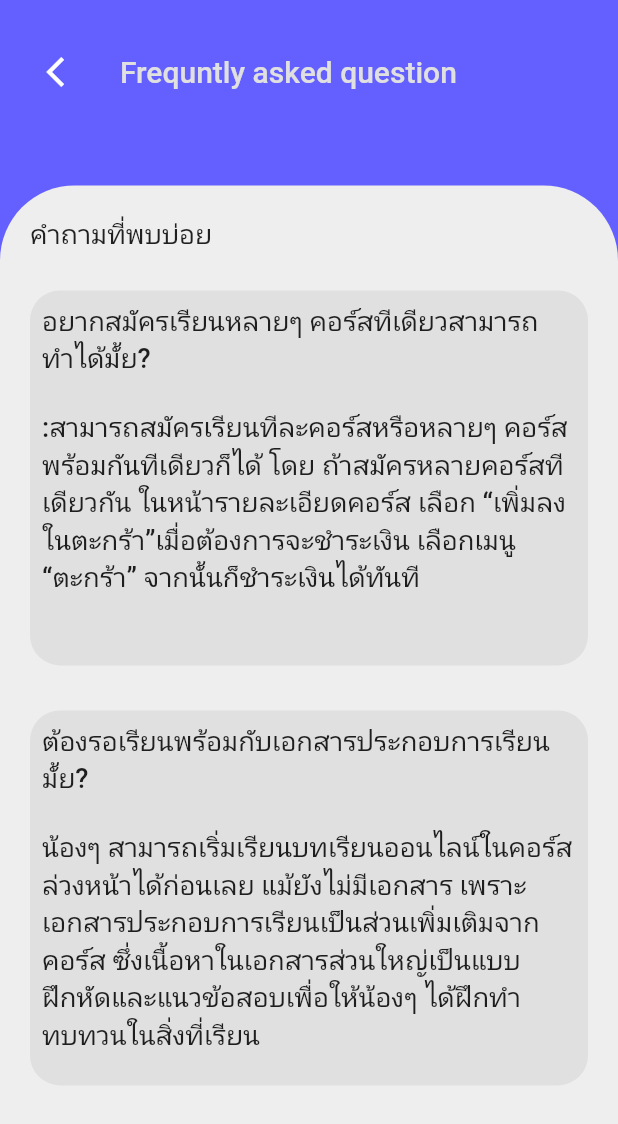
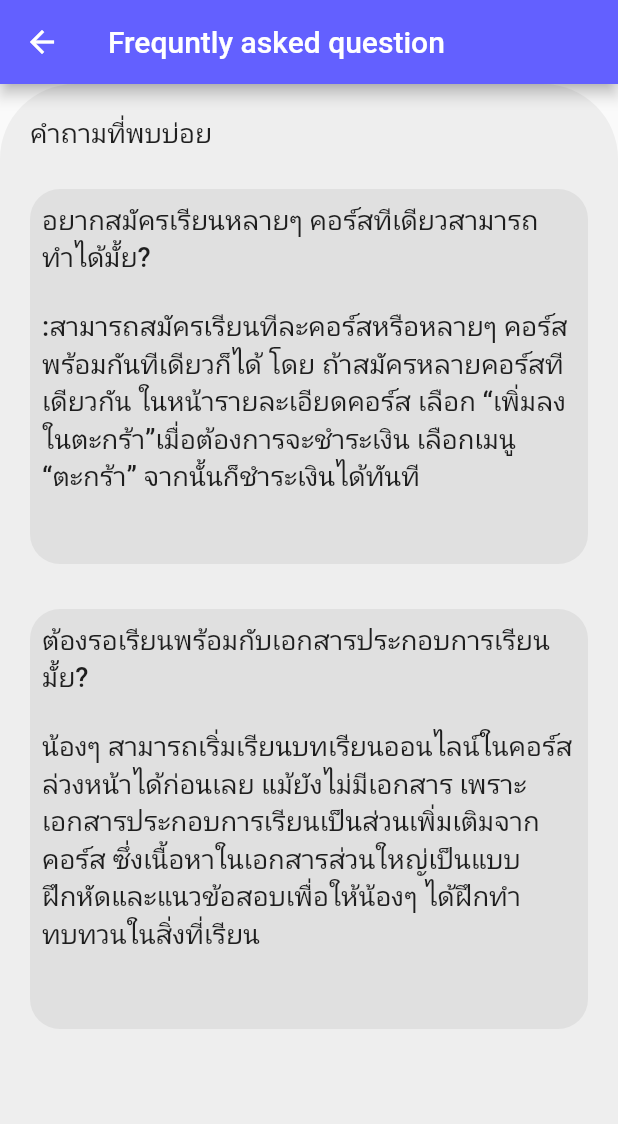
Before and after one commit to noymak/Luk-To-Learn, a Flutter app: the Question screen opened directly, on a phone screen of 412 x 824 dp. Shown: the top 1124 px of the screen. Run offline on Flutter 3.47's test engine with Material 2 defaults, Android fonts, the phone set to English and light mode, and no system bars; our stand-ins replace chewie, cloud_firestore, dropdown_search, file_picker, firebase_auth, firebase_core and 8 more; missing offline and left inert: dart:ffi, flutter_credit_card_new, flutter_stripe, splash_screen_view; accounts and stored records are empty; network calls fail; Roboto replaces fonts that are missing (Kanit); statements that could not run were skipped.

Commit message:
no message

```diff
--- a/project-main/lib/Screens/user_screen/login/forgotpass.dart
+++ b/project-main/lib/Screens/user_screen/login/forgotpass.dart
@@ -41,7 +41,7 @@ class ForgotPass extends StatelessWidget {
                               children: [
                                 GestureDetector(
                                     onTap: () {
-                                      Navigator.pushNamed(context, '/route');
+                                      Navigator.pushNamed(context, '/welcome_screen');
                                     },
                                     child: Icon(Icons.arrow_back_ios)),
                                 Text(
@@ -78,7 +78,7 @@ class ForgotPass extends StatelessWidget {
                                   _authController.forgotEmailController.text
                                       .trim(),
                                   context);
-                              // Get.snackbar('แจ้งเตือน', 'โปรดเช็ก E-mail');
+                              Get.snackbar('แจ้งเตือน', 'โปรดเช็ก E-mail');
                               Get.toNamed('/welcome_screen');
                             },
                             child: Container(
--- a/project-main/lib/Screens/user_screen/question.dart
+++ b/project-main/lib/Screens/user_screen/profile/question.dart
@@ -1,5 +1,6 @@
 import 'package:flutter/material.dart';
 import 'package:google_fonts/google_fonts.dart';
+import 'package:luk_to_learn/constants.dart';
 
 class Question extends StatefulWidget {
   const Question({Key? key}) : super(key: key);
@@ -13,54 +14,14 @@ class _QuestionState extends State<Question> {
   Widget build(BuildContext context) {
     var size = MediaQuery.of(context).size;
     return Scaffold(
-      backgroundColor: Color(0xff6360FF),
+      appBar: AppBar(
+        backgroundColor: kPrimaryColors,
+        title: Text('Frequntly asked question'),
+      ),
       body: SingleChildScrollView(
           child: Column(
         children: <Widget>[
-          Container(
-            color: Color(0xff6360FF),
-            height: size.height * 0.15,
-            width: double.infinity,
-            child: Padding(
-              padding: const EdgeInsets.all(8.0),
-              child: Column(
-                children: <Widget>[
-                  SizedBox(
-                    height: 20,
-                  ),
-                  SafeArea(
-                    child: Padding(
-                      padding: const EdgeInsets.all(8.0),
-                      child: GestureDetector(
-                        onTap: () {
-                          Navigator.pushNamed(context, '/route');
-                        },
-                        child: Row(
-                          children: [
-                            SizedBox(
-                              width: 15,
-                            ),
-                            Icon(
-                              Icons.arrow_back_ios,
-                              color: Colors.white,
-                            ),
-                            SizedBox(
-                              width: 25,
-                            ),
-                            Text("Frequntly asked question",
-                                style: GoogleFonts.kanit(
-                                    fontSize: 20,
-                                    fontWeight: FontWeight.w500,
-                                    color: Colors.grey[300])),
-                          ],
-                        ),
-                      ),
-                    ),
-                  ),
-                ],
-              ),
-            ),
-          ),
+
           Container(
             height: size.height,
             width: size.width,
@@ -104,7 +65,7 @@ class _QuestionState extends State<Question> {
                     ),
                     Container(
                       width: size.width,
-                      height: 250,
+                      height: 280,
                       decoration: BoxDecoration(
                         borderRadius: BorderRadius.circular(20),
                         color: Colors.grey[300],
```
Also changed, not shown: project-main/lib/Screens/user_screen/courses/courses.dart (+12 -15 lines), project-main/lib/Screens/user_screen/profile/about.dart (renamed from project-main/lib/Screens/user_screen/about.dart, +7 -45 lines), project-main/lib/Screens/user_screen/profile/orderhis.dart (renamed from project-main/lib/Screens/user_screen/orderhis.dart, +8 -46 lines), project-main/lib/Screens/user_screen/profile/profile.dart (+24 -24 lines), project-main/lib/Screens/user_screen/courses/search.dart (renamed from project-main/lib/Screens/user_screen/search.dart).
